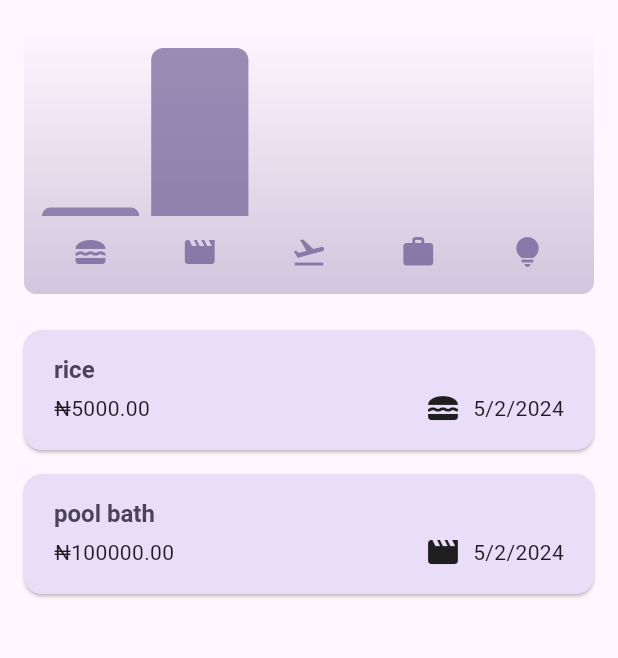
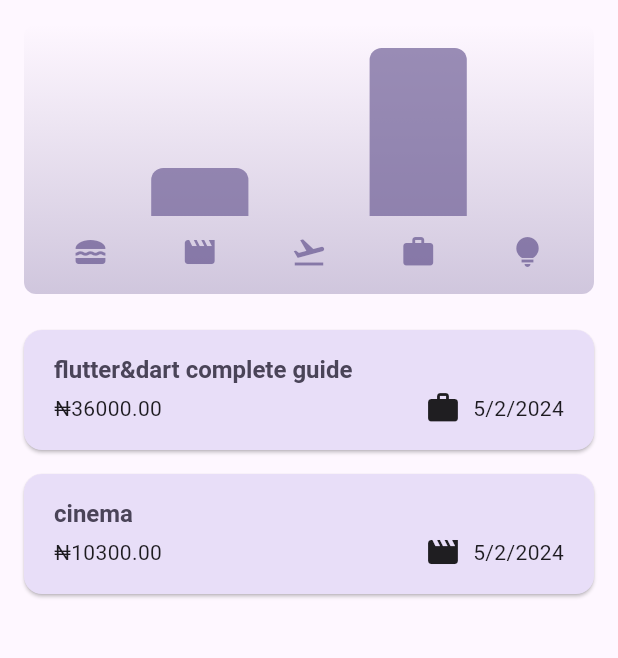
Before and after one commit to ogoigbe12/expense_tracker, a Flutter app: the screen it shows after launch, on a phone screen of 412 x 824 dp, the part 84-742 px from its top. Run offline on Flutter 3.47's test engine with Material 3 defaults, Android fonts, the phone set to English and light mode, and no system bars.

Commit message:
Update expense data and adjust test
* lib/main.dart: import 'package:flutter/services.dart' added for SystemChrome
* lib/widget/expense.dart: update expense data (amount

```diff
--- a/lib/main.dart
+++ b/lib/main.dart
@@ -1,4 +1,5 @@
 import 'package:expense_tracker/widget/expense.dart';
+import 'package:flutter/services.dart';
 import 'package:flutter/material.dart';
 
 var kColorScheme = ColorScheme.fromSeed(
@@ -9,7 +10,11 @@ var kDarkColorScheme = ColorScheme.fromSeed(
   seedColor: const Color.fromARGB(225, 5, 99, 125),
 );
 void main() {
-  runApp(
+  // WidgetsFlutterBinding.ensureInitialized();
+  // SystemChrome.setPreferredOrientations( // to set you app on portrait mode
+    // [DeviceOrientation.portraitUp],
+  // ).then((value) {
+     runApp(
     MaterialApp(
       debugShowCheckedModeBanner: false,
       darkTheme: ThemeData.dark().copyWith(
@@ -55,4 +60,6 @@ void main() {
       home: const Expense(),
     ),
   );
+  // },);
+
 }
--- a/lib/widget/expense.dart
+++ b/lib/widget/expense.dart
@@ -14,16 +14,16 @@ class Expense extends StatefulWidget {
 class _ExpenseState extends State<Expense> {
   final List<Expenses> _registeredExpenses = [
     Expenses(
-      amount: 5000,
-      category: Category.food,
+      amount: 36000,
+      category: Category.work,
       date: DateTime.now(),
-      title: 'rice',
+      title: 'flutter&dart complete guide',
     ),
     Expenses(
-      amount: 100000,
+      amount: 10300,
       category: Category.leisure,
       date: DateTime.now(),
-      title: 'pool bath',
+      title: 'cinema',
     )
   ];
 
```
Also changed, not shown: 1 other file.
